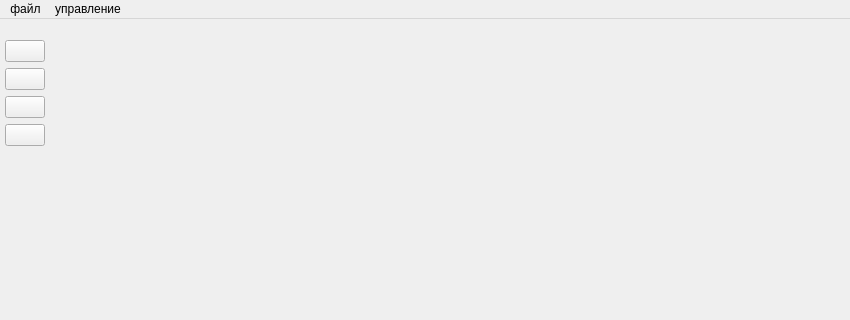
Above: src/mainWindow/mainwindow.ui from graffiitt/hamster_gui before the change; both pictures show x 0 to 850 and y 0 to 320 of the 850 by 550 pixel window. Below: the same form after it.
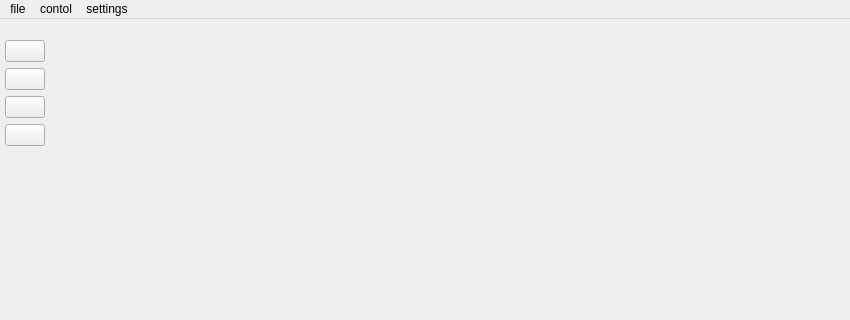
That is the form after the change. Icons and pictures are not drawn.

```diff
--- a/src/mainWindow/mainwindow.ui
+++ b/src/mainWindow/mainwindow.ui
@@ -183,7 +183,7 @@
    </property>
    <widget class="QMenu" name="menu">
     <property name="title">
-     <string>файл</string>
+     <string>file</string>
     </property>
     <addaction name="createFileAction"/>
     <addaction name="openFileAction"/>
@@ -192,14 +192,28 @@
    </widget>
    <widget class="QMenu" name="menu_2">
     <property name="title">
-     <string>управление</string>
+     <string>contol</string>
     </property>
     <addaction name="motorContrlAction"/>
     <addaction name="resetAction"/>
     <addaction name="connectSTM_action"/>
    </widget>
+   <widget class="QMenu" name="menu_3">
+    <property name="title">
+     <string>settings</string>
+    </property>
+    <widget class="QMenu" name="menu_4">
+     <property name="title">
+      <string>coose language</string>
+     </property>
+     <addaction name="changeLanguageEnglish"/>
+     <addaction name="changeLanguageRussian"/>
+    </widget>
+    <addaction name="menu_4"/>
+   </widget>
    <addaction name="menu"/>
    <addaction name="menu_2"/>
+   <addaction name="menu_3"/>
   </widget>
   <action name="createFileAction">
    <property name="icon">
```
Left out of the diff: 24 changed lines with no effect on the pictures.
